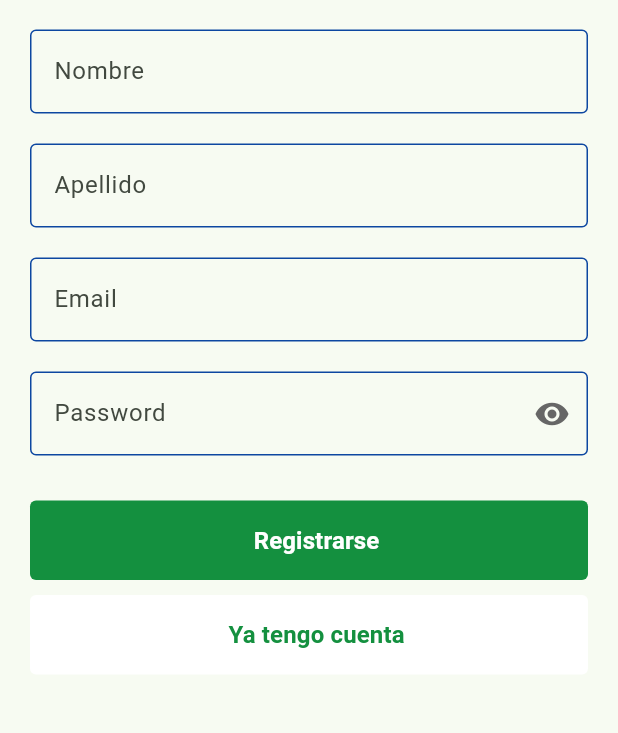
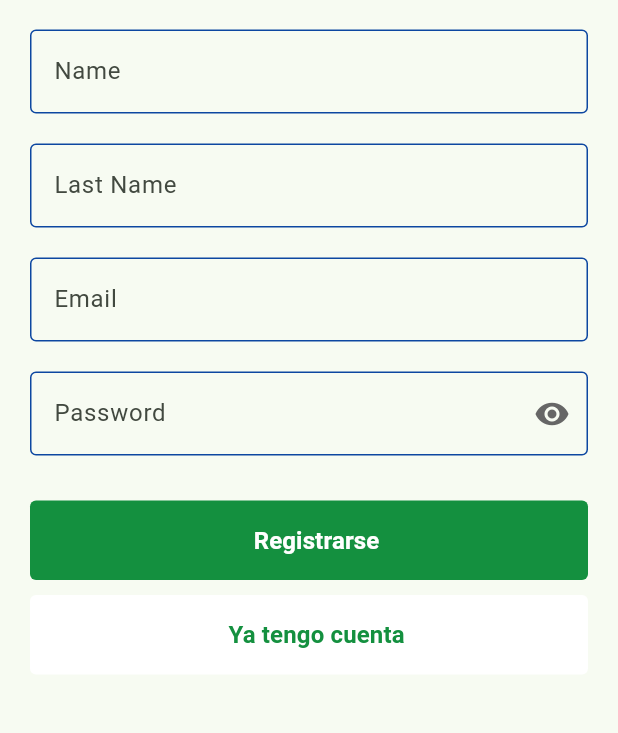
Before and after one commit to AgustinNaso/SerManos-TPE, a Flutter app: the RegisterScreen screen opened by its route, on a phone screen of 412 x 824 dp, the part 371-1104 px from its top. Run offline on Flutter 3.47's test engine with Material 2 defaults, Android fonts, the phone set to English and light mode, and no system bars; drawn by our look-alikes of flutter_form_builder; our stand-ins replace cloud_firestore, firebase_auth, firebase_core, firebase_storage, flutter_hooks, flutter_riverpod and 3 more; accounts and stored records are empty; generated files the repository leaves out were written again.

Commit message:
feat: add localization

```diff
--- a/ser_manos/l10n.yaml
+++ b/ser_manos/l10n.yaml
@@ -1,3 +1,3 @@
 arb-dir: lib/l10n
-template-arb-file: en.arb
+template-arb-file: es.arb
 output-localization-file: localizations.dart
--- a/ser_manos/lib/config/cellules/register_form.dart
+++ b/ser_manos/lib/config/cellules/register_form.dart
@@ -3,6 +3,7 @@ import 'package:flutter_riverpod/flutter_riverpod.dart';
 import 'package:flutter_form_builder/flutter_form_builder.dart';
 import 'package:ser_manos/config/molecules/textfields/sermanos_text_field.dart';
 import 'package:form_builder_validators/form_builder_validators.dart';
+import 'package:flutter_gen/gen_l10n/localizations.dart';
 
 final RegisterFormKey = GlobalKey<FormBuilderState>();
 
@@ -19,25 +20,29 @@ class RegisterForm extends ConsumerWidget {
           Column(children: <Widget>[
             Container(
               margin: const EdgeInsets.symmetric(horizontal: 20.0),
-// Set horizontal margin
+              // Set horizontal margin
               child: SermanosTextField(
-                  hintText: 'Nombre',
-                  labelText: 'Nombre',
+                  hintText: AppLocalizations.of(context)!.name,
+                  labelText: AppLocalizations.of(context)!.name,
+                  name: "name",
                   validators: [
                     FormBuilderValidators.required(
-                        errorText: 'This field is required'),
+                        errorText:
+                            AppLocalizations.of(context)!.requiredFieldError),
                   ]),
             ),
             const SizedBox(height: 20),
             Container(
               margin: const EdgeInsets.symmetric(horizontal: 20.0),
-// Set horizontal margin
+              // Set horizontal margin
               child: SermanosTextField(
-                  hintText: 'Apellido',
-                  labelText: 'Apellido',
+                  hintText: AppLocalizations.of(context)!.lastName,
+                  labelText: AppLocalizations.of(context)!.lastName,
+                  name: "lastName",
                   validators: [
                     FormBuilderValidators.required(
-                        errorText: 'This field is required'),
+                        errorText:
+                            AppLocalizations.of(context)!.requiredFieldError),
 // Validators().maxLength(20) //TODO: Fix maxLength
                   ]),
             ),
@@ -46,13 +51,16 @@ class RegisterForm extends ConsumerWidget {
               margin: const EdgeInsets.symmetric(horizontal: 20.0),
 // Set horizontal margin
               child: SermanosTextField(
-                  hintText: 'Email',
-                  labelText: 'Email',
+                  hintText: AppLocalizations.of(context)!.email,
+                  labelText: AppLocalizations.of(context)!.email,
+                  name: "email",
                   validators: [
                     FormBuilderValidators.required(
-                        errorText: 'This field is required'),
+                        errorText:
+                            AppLocalizations.of(context)!.requiredFieldError),
                     FormBuilderValidators.email(
-                        errorText: 'Enter a valid email address'),
+                        errorText:
+                            AppLocalizations.of(context)!.enterValidEmailError),
                   ]),
             ),
             const SizedBox(height: 20),
@@ -60,15 +68,17 @@ class RegisterForm extends ConsumerWidget {
               margin: const EdgeInsets.symmetric(horizontal: 20.0),
 // Set horizontal margin
               child: SermanosTextField(
-                  hintText: 'Password',
-                  labelText: 'Password',
+                  hintText: AppLocalizations.of(context)!.password,
+                  labelText: AppLocalizations.of(context)!.password,
+                  name: "password",
                   enableObscure: true,
                   validators: [
                     FormBuilderValidators.required(
-                        errorText: 'This field is required'),
+                        errorText:
+                            AppLocalizations.of(context)!.requiredFieldError),
                     FormBuilderValidators.minLength(8,
                         errorText:
-                            'This field must be at least 8 characters long'),
+                            AppLocalizations.of(context)!.minLengthError(8)),
                   ]),
             ),
           ]),
--- a/ser_manos/lib/config/molecules/textfields/sermanos_text_field.dart
+++ b/ser_manos/lib/config/molecules/textfields/sermanos_text_field.dart
@@ -9,6 +9,7 @@ import '../../tokens/sermanos_colors.dart';
 class SermanosTextField extends HookConsumerWidget {
   final String hintText;
   final String labelText;
+  final String name;
   final bool enableObscure;
   final List<String? Function(String?)>? validators;
 
@@ -16,6 +17,7 @@ class SermanosTextField extends HookConsumerWidget {
       {super.key,
       required this.hintText,
       required this.labelText,
+      required this.name,
       this.enableObscure = false,
       this.validators});
 
@@ -33,7 +35,7 @@ class SermanosTextField extends HookConsumerWidget {
 
     return FormBuilderField<String>(
       autovalidateMode: AutovalidateMode.onUserInteraction,
-      name: labelText,
+      name: name,
       onReset: () => controller.text = '',
       validator: (value) {
         if (myFocusNode.hasFocus) {
--- a/ser_manos/lib/config/molecules/vacancies/vacancies.dart
+++ b/ser_manos/lib/config/molecules/vacancies/vacancies.dart
@@ -2,6 +2,7 @@ import 'package:flutter/material.dart';
 import 'package:ser_manos/config/atoms/icons/sermanos_icons.dart';
 import 'package:ser_manos/config/tokens/sermanos_colors.dart';
 import 'package:ser_manos/config/tokens/sermanos_typography.dart';
+import 'package:flutter_gen/gen_l10n/localizations.dart';
 
 class Vacancies extends StatelessWidget {
   const Vacancies({
@@ -24,7 +25,7 @@ class Vacancies extends StatelessWidget {
       child: Row(
         mainAxisSize: MainAxisSize.min,
         children: <Widget>[
-          Text('Vacantes: ',
+          Text(AppLocalizations.of(context)!.vacancies,
               style:
                   SermanosTypography.body02(color: SermanosColors.neutral100)),
           SermanosIcons.person(
--- a/ser_manos/lib/main.dart
+++ b/ser_manos/lib/main.dart
@@ -3,6 +3,8 @@ import 'package:ser_manos/config/router.dart';
 import 'package:ser_manos/config/tokens/sermanos_colors.dart';
 import 'package:ser_manos/data/firebase_config.dart';
 import 'package:ser_manos/data/repositories/user_repository_impl.dart';
+import 'package:ser_manos/data/repositories/volunteering_repository_impl.dart';
+import 'package:flutter_gen/gen_l10n/localizations.dart';
 
 void main() {
   runApp(const MyApp());
@@ -25,6 +27,8 @@ class _MyAppState extends State<MyApp> with RouterMixin {
         colorScheme: ColorScheme.fromSeed(seedColor: SermanosColors.primary100),
         useMaterial3: true,
       ),
+      localizationsDelegates: AppLocalizations.localizationsDelegates,
+      supportedLocales: AppLocalizations.supportedLocales,
     );
   }
 
--- a/ser_manos/lib/screens/postulate_screen.dart
+++ b/ser_manos/lib/screens/postulate_screen.dart
@@ -2,6 +2,7 @@ import 'package:flutter/material.dart';
 import 'package:ser_manos/config/cellules/volunteering_card.dart';
 import 'package:ser_manos/config/tokens/sermanos_typography.dart';
 import 'package:ser_manos/data/models/volunteering_model.dart';
+import 'package:flutter_gen/gen_l10n/localizations.dart';
 
 import '../config/tokens/sermanos_colors.dart';
 
@@ -19,7 +20,7 @@ class PostulateScreen extends StatelessWidget {
               const SizedBox(
                 height: 16,
               ),
-              Text("Voluntariados",
+              Text(AppLocalizations.of(context)!.volunteersTitle,
                   style: SermanosTypography.headline01(
                       color: SermanosColors.neutral100)),
               const SizedBox(
--- a/ser_manos/lib/screens/register_screen.dart
+++ b/ser_manos/lib/screens/register_screen.dart
@@ -39,12 +39,12 @@ class RegisterScreen extends StatelessWidget {
                           if (!RegisterFormKey.currentState!.validate()) return;
                           final fields = RegisterFormKey.currentState!.fields;
                           await MyFirebaseAuth().createUserWithEmailAndPassword(
-                            email: fields['Email']!.value,
-                            password: fields['Password']!.value,
-                            lastName: fields['Apellido']!.value,
-                            name: fields['Nombre']!.value,
+                            email: fields['email']!.value,
+                            password: fields['password']!.value,
+                            lastName: fields['lastName']!.value,
+                            name: fields['name']!.value,
                           );
-
+                          // TODO: after register go to welcome page
                           GoRouter.of(context).pushReplacementNamed('login');
                         }),
                     const SizedBox(height: 10),
```
Also changed, not shown: ser_manos/lib/config/cellules/login_form.dart (+11 -8 lines), ser_manos/lib/l10n/en.arb (+23 -6 lines), ser_manos/lib/l10n/es.arb (+24 -6 lines), ser_manos/lib/screens/home_screen.dart (+6 -5 lines), ser_manos/lib/screens/login_screen.dart (+5 -4 lines), ser_manos/lib/screens/onboarding_screen.dart (+5 -4 lines).
